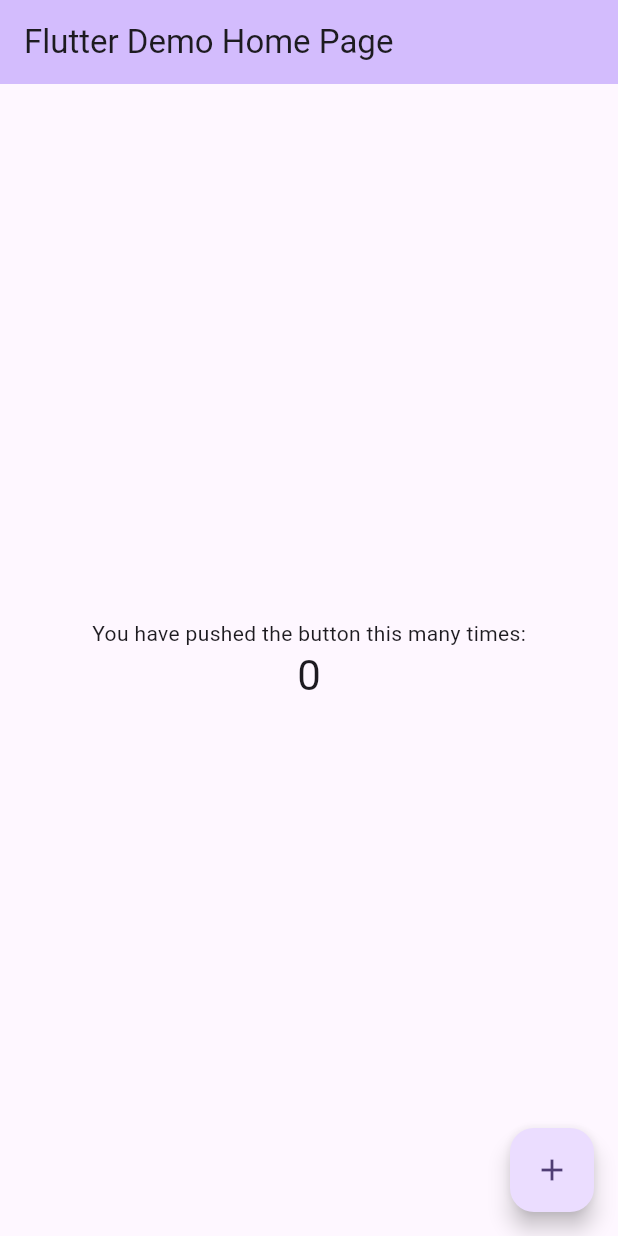
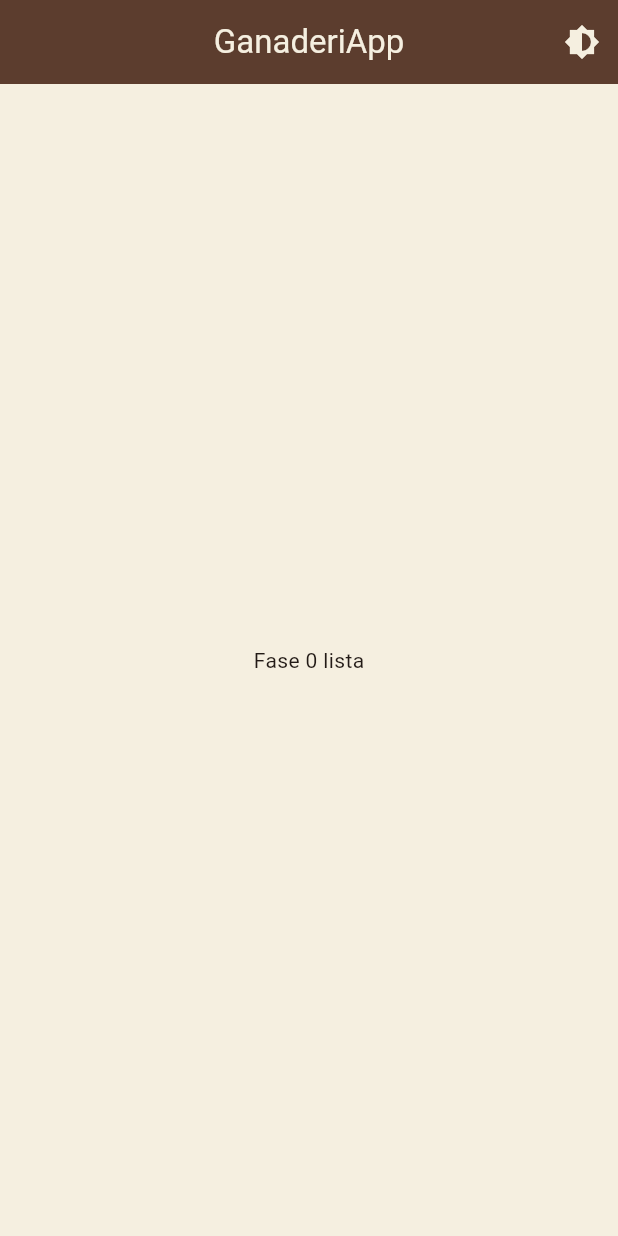
Before and after one commit to JuanRM17/proyecto_final, a Flutter app: the screen it shows after launch, on a phone screen of 412 x 824 dp. Run offline on Flutter 3.47's test engine with Material 3 defaults, Android fonts, the phone set to English and light mode, and no system bars; our stand-ins replace firebase_core, flutter_riverpod, go_router; accounts and stored records are empty.

Commit message:
base de app con Riverpod, GoRouter y tema claro/oscuro

```diff
--- /dev/null
+++ b/lib/app.dart
@@ -0,0 +1,25 @@
+import 'package:flutter/material.dart';
+import 'package:flutter_riverpod/flutter_riverpod.dart';
+
+import 'core/router/app_router.dart';
+import 'core/theme/app_theme.dart';
+import 'core/theme/theme_provider.dart';
+
+class GanaderiApp extends ConsumerWidget {
+  const GanaderiApp({super.key});
+
+  @override
+  Widget build(BuildContext context, WidgetRef ref) {
+    final router = ref.watch(routerProvider);
+    final themeMode = ref.watch(themeModeProvider);
+
+    return MaterialApp.router(
+      title: 'GanaderiApp',
+      debugShowCheckedModeBanner: false,
+      theme: AppTheme.light,
+      darkTheme: AppTheme.dark,
+      themeMode: themeMode,
+      routerConfig: router,
+    );
+  }
+}
--- /dev/null
+++ b/lib/core/router/app_router.dart
@@ -0,0 +1,16 @@
+import 'package:flutter_riverpod/flutter_riverpod.dart';
+import 'package:go_router/go_router.dart';
+
+import '../../features/home/presentation/home_shell.dart';
+
+final routerProvider = Provider<GoRouter>((ref) {
+  return GoRouter(
+    initialLocation: '/',
+    routes: [
+      GoRoute(
+        path: '/',
+        builder: (context, state) => const HomeShell(),
+      ),
+    ],
+  );
+});
--- /dev/null
+++ b/lib/core/theme/app_colors.dart
@@ -0,0 +1,11 @@
+import 'package:flutter/material.dart';
+
+class AppColors {
+  AppColors._();
+
+  static const leather = Color(0xFF5C3D2E); // cuero
+  static const olive = Color(0xFF6B7B4B); // verde olivo
+  static const cream = Color(0xFFF5EFE0); // crema
+  static const gold = Color(0xFFB8913B); // dorado envejecido
+  static const night = Color(0xFF1E1A16); // fondo oscuro
+}
--- /dev/null
+++ b/lib/core/theme/app_theme.dart
@@ -0,0 +1,31 @@
+import 'package:flutter/material.dart';
+import 'app_colors.dart';
+
+class AppTheme {
+  AppTheme._();
+
+  static ThemeData get light => _build(Brightness.light);
+  static ThemeData get dark => _build(Brightness.dark);
+
+  static ThemeData _build(Brightness brightness) {
+    final isLight = brightness == Brightness.light;
+
+    final scheme = ColorScheme.fromSeed(
+      seedColor: AppColors.leather,
+      brightness: brightness,
+      primary: isLight ? AppColors.leather : AppColors.gold,
+      secondary: isLight ? AppColors.olive : AppColors.olive,
+    );
+
+    return ThemeData(
+      useMaterial3: true,
+      colorScheme: scheme,
+      scaffoldBackgroundColor: isLight ? AppColors.cream : AppColors.night,
+      appBarTheme: AppBarTheme(
+        backgroundColor: isLight ? AppColors.leather : AppColors.night,
+        foregroundColor: isLight ? AppColors.cream : AppColors.gold,
+        centerTitle: true,
+      ),
+    );
+  }
+}
--- /dev/null
+++ b/lib/core/theme/theme_provider.dart
@@ -0,0 +1,14 @@
+import 'package:flutter/material.dart';
+import 'package:flutter_riverpod/flutter_riverpod.dart';
+
+class ThemeModeNotifier extends Notifier<ThemeMode> {
+  @override
+  ThemeMode build() => ThemeMode.light;
+
+  void toggle() {
+    state = state == ThemeMode.dark ? ThemeMode.light : ThemeMode.dark;
+  }
+}
+
+final themeModeProvider =
+    NotifierProvider<ThemeModeNotifier, ThemeMode>(ThemeModeNotifier.new);
--- /dev/null
+++ b/lib/features/home/presentation/home_shell.dart
@@ -0,0 +1,24 @@
+import 'package:flutter/material.dart';
+import 'package:flutter_riverpod/flutter_riverpod.dart';
+
+import '../../../core/theme/theme_provider.dart';
+
+class HomeShell extends ConsumerWidget {
+  const HomeShell({super.key});
+
+  @override
+  Widget build(BuildContext context, WidgetRef ref) {
+    return Scaffold(
+      appBar: AppBar(
+        title: const Text('GanaderiApp'),
+        actions: [
+          IconButton(
+            icon: const Icon(Icons.brightness_6),
+            onPressed: () => ref.read(themeModeProvider.notifier).toggle(),
+          ),
+        ],
+      ),
+      body: const Center(child: Text('Fase 0 lista')),
+    );
+  }
+}
--- a/lib/main.dart
+++ b/lib/main.dart
@@ -1,125 +1,12 @@
 import 'package:flutter/material.dart';
 import 'package:firebase_core/firebase_core.dart';
-import 'firebase_options.dart';
 import 'package:flutter_riverpod/flutter_riverpod.dart';
 
-void main() {
-  runApp(const MyApp());
+import 'app.dart';
+import 'firebase_options.dart';
+
+Future<void> main() async {
+  WidgetsFlutterBinding.ensureInitialized();
+  await Firebase.initializeApp(options: DefaultFirebaseOptions.currentPlatform);
+  runApp(const ProviderScope(child: GanaderiApp()));
 }
-
-class MyApp extends StatelessWidget {
-  const MyApp({super.key});
-
-  // This widget is the root of your application.
-  @override
-  Widget build(BuildContext context) {
-    return MaterialApp(
-      title: 'Flutter Demo',
-      theme: ThemeData(
-        // This is the theme of your application.
-        //
-        // TRY THIS: Try running your application with "flutter run". You'll see
-        // the application has a purple toolbar. Then, without quitting the app,
-        // try changing the seedColor in the colorScheme below to Colors.green
-        // and then invoke "hot reload" (save your changes or press the "hot
-        // reload" button in a Flutter-supported IDE, or press "r" if you used
-        // the command line to start the app).
-        //
-        // Notice that the counter didn't reset back to zero; the application
-        // state is not lost during the reload. To reset the state, use hot
-        // restart instead.
-        //
-        // This works for code too, not just values: Most code changes can be
-        // tested with just a hot reload.
-        colorScheme: .fromSeed(seedColor: Colors.deepPurple),
-      ),
-      home: const MyHomePage(title: 'Flutter Demo Home Page'),
-    );
-  }
-}
-
-class MyHomePage extends StatefulWidget {
-  const MyHomePage({super.key, required this.title});
-
-  // This widget is the home page of your application. It is stateful, meaning
-  // that it has a State object (defined below) that contains fields that affect
-  // how it looks.
-
-  // This class is the configuration for the state. It holds the values (in this
-  // case the title) provided by the parent (in this case the App widget) and
-  // used by the build method of the State. Fields in a Widget subclass are
-  // always marked "final".
-
-  final String title;
-
-  @override
-  State<MyHomePage> createState() => _MyHomePageState();
-}
-
-class _MyHomePageState extends State<MyHomePage> {
-  int _counter = 0;
-
-  void _incrementCounter() {
-    setState(() {
-      // This call to setState tells the Flutter framework that something has
-      // changed in this State, which causes it to rerun the build method below
-      // so that the display can reflect the updated values. If we changed
-      // _counter without calling setState(), then the build method would not be
-      // called again, and so nothing would appear to happen.
-      _counter++;
-    });
-  }
-
-  @override
-  Widget build(BuildContext context) {
-    // This method is rerun every time setState is called, for instance as done
-    // by the _incrementCounter method above.
-    //
-    // The Flutter framework has been optimized to make rerunning build methods
-    // fast, so that you can just rebuild anything that needs updating rather
-    // than having to individually change instances of widgets.
-    return Scaffold(
-      appBar: AppBar(
-        // TRY THIS: Try changing the color here to a specific color (to
-        // Colors.amber, perhaps?) and trigger a hot reload to see the AppBar
-        // change color while the other colors stay the same.
-        backgroundColor: Theme.of(context).colorScheme.inversePrimary,
-        // Here we take the value from the MyHomePage object that was created by
-        // the App.build method, and use it to set our appbar title.
-        title: Text(widget.title),
-      ),
-      body: Center(
-        // Center is a layout widget. It takes a single child and positions it
-        // in the middle of the parent.
-        child: Column(
-          // Column is also a layout widget. It takes a list of children and
-          // arranges them vertically. By default, it sizes itself to fit its
-          // children horizontally, and tries to be as tall as its parent.
-          //
-          // Column has various properties to control how it sizes itself and
-          // how it positions its children. Here we use mainAxisAlignment to
-          // center the children vertically; the main axis here is the vertical
-          // axis because Columns are vertical (the cross axis would be
-          // horizontal).
-          //
-          // TRY THIS: Invoke "debug painting" (choose the "Toggle Debug Paint"
-          // action in the IDE, or press "p" in the console), to see the
-          // wireframe for each widget.
-          mainAxisAlignment: .center,
-          children: [
-            const Text('You have pushed the button this many times:'),
-            Text(
-              '$_counter',
-              style: Theme.of(context).textTheme.headlineMedium,
-            ),
-          ],
-        ),
-      ),
-      floatingActionButton: FloatingActionButton(
-        onPressed: _incrementCounter,
-        tooltip: 'Increment',
-        child: const Icon(Icons.add),
-      ),
-    );
-  }
-}
--- a/pubspec.yaml
+++ b/pubspec.yaml
@@ -39,6 +39,11 @@ dependencies:
   firebase_auth: ^7.1.0
   flutter_riverpod: ^3.5.0
   go_router: ^18.1.4
+  firebase_database: ^13.1.0
+  firebase_storage: ^14.1.0
+  firebase_messaging: ^17.1.0
+  shared_preferences: ^2.5.6
+  path_provider: ^2.1.6
 
 
 dev_dependencies:
```
Also changed, not shown: lib/screens/prueba.dart (deleted), pubspec.lock, 5 other files.
